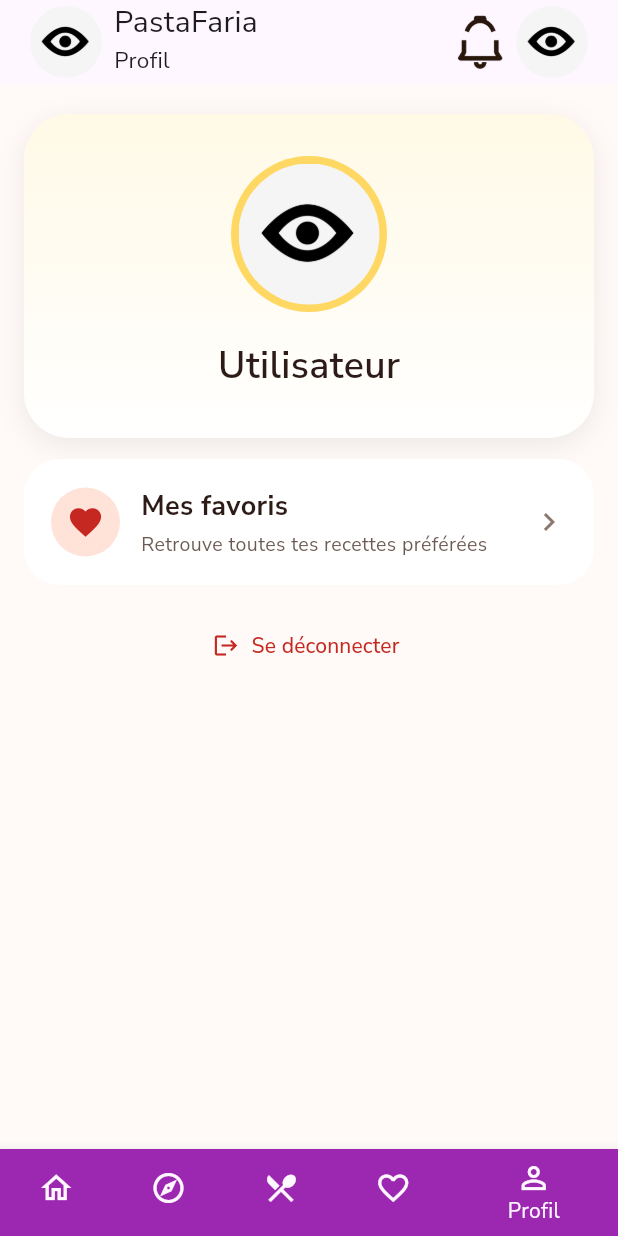
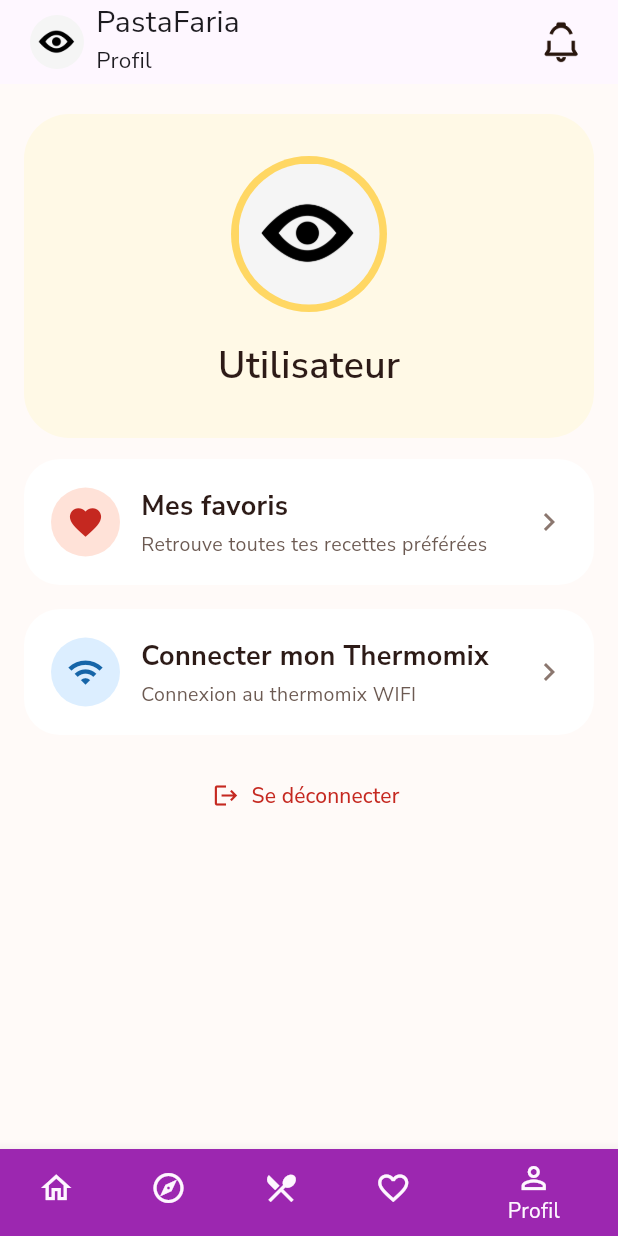
Before and after one commit to ThomasCandille/pastafara, a Flutter app: the ProfileView screen opened by its route, on a phone screen of 412 x 824 dp. Run offline on Flutter 3.47's test engine with Material 3 defaults, Android fonts, the phone set to English and light mode, and no system bars; our stand-ins replace cloud_firestore, dio, firebase_ai, firebase_auth, firebase_core, flutter_riverpod and 3 more; missing offline and left inert: app_settings, firebase_app_check; accounts and stored records are empty; generated files the repository leaves out were written again; network calls fail.

Commit message:
feat: add Wi-Fi settings integration in ProfileView and adjust Appbar image size

```diff
--- a/lib/src/screens/profil_screen.dart
+++ b/lib/src/screens/profil_screen.dart
@@ -1,3 +1,4 @@
+import 'package:app_settings/app_settings.dart';
 import 'package:firebase_auth/firebase_auth.dart';
 import 'package:flutter/material.dart';
 import 'package:flutter_riverpod/flutter_riverpod.dart';
@@ -87,6 +88,19 @@ class _ProfileViewState extends ConsumerState<ProfileView> {
     }
   }
 
+  Future<void> _openWifiSettings() async {
+    try {
+      await AppSettings.openAppSettings(type: AppSettingsType.wifi);
+    } catch (_) {
+      if (!mounted) return;
+      ScaffoldMessenger.of(context).showSnackBar(
+        const SnackBar(
+          content: Text("Impossible d'ouvrir les réglages Wi-Fi."),
+        ),
+      );
+    }
+  }
+
   Widget _buildConnectedProfile(BuildContext context, User user) {
     final email = user.email?.trim().isNotEmpty == true
         ? user.email!.trim()
@@ -104,19 +118,8 @@ class _ProfileViewState extends ConsumerState<ProfileView> {
                 width: double.infinity,
                 padding: const EdgeInsets.fromLTRB(24, 28, 24, 30),
                 decoration: BoxDecoration(
-                  gradient: const LinearGradient(
-                    begin: Alignment.topCenter,
-                    end: Alignment.bottomCenter,
-                    colors: [Color(0xFFFFF9E6), Colors.white],
-                  ),
+                  color: const Color(0xFFFFF9E6),
                   borderRadius: BorderRadius.circular(30),
-                  boxShadow: const [
-                    BoxShadow(
-                      color: Color(0x12000000),
-                      blurRadius: 16,
-                      offset: Offset(0, 5),
-                    ),
-                  ],
                 ),
                 child: Column(
                   children: [
@@ -199,6 +202,57 @@ class _ProfileViewState extends ConsumerState<ProfileView> {
                           Icons.chevron_right,
                           color: Color(0xFF8B776F),
                         ),
+                      ],
+                    ),
+                  ),
+                ),
+              ),
+              const SizedBox(height: 16),
+              Material(
+                color: Colors.white,
+                borderRadius: BorderRadius.circular(24),
+                child: InkWell(
+                  onTap: _openWifiSettings,
+                  borderRadius: BorderRadius.circular(24),
+                  child: const Padding(
+                    padding: EdgeInsets.all(18),
+                    child: Row(
+                      children: [
+                        CircleAvatar(
+                          radius: 23,
+                          backgroundColor: Color(0xFFDCEEFF),
+                          child: Icon(
+                            Icons.wifi,
+                            color: Color(0xFF1665A8),
+                            size: 25,
+                          ),
+                        ),
+                        SizedBox(width: 14),
+                        Expanded(
+                          child: Column(
+                            crossAxisAlignment: CrossAxisAlignment.start,
+                            children: [
+                              Text(
+                                'Connecter mon Thermomix',
+                                style: TextStyle(
+                                  color: Color(0xFF2D1B17),
+                                  fontSize: 18,
+                                  fontWeight: FontWeight.w700,
+                                ),
+                              ),
+                              SizedBox(height: 3),
+                              Text(
+                                'Connexion au thermomix WIFI',
+                                style: TextStyle(
+                                  color: Color(0xFF6C5A52),
+                                  fontSize: 13,
+                                ),
+                              ),
+                            ],
+                          ),
+                        ),
+                        SizedBox(width: 8),
+                        Icon(Icons.chevron_right, color: Color(0xFF8B776F)),
                       ],
                     ),
                   ),
--- a/lib/src/widgets/appbar.dart
+++ b/lib/src/widgets/appbar.dart
@@ -25,8 +25,8 @@ class Appbar extends StatelessWidget {
                 ClipOval(
                   child: Image.asset(
                     profilImagePath,
-                    height: 48.0,
-                    width: 48.0,
+                    height: 36.0,
+                    width: 36.0,
                     fit: BoxFit.cover,
                   ),
                 ),
@@ -44,16 +44,8 @@ class Appbar extends StatelessWidget {
               children: [
                 Image(
                   image: AssetImage("assets/icons/notifications.png"),
-                  height: 48,
-                  width: 48,
-                ),
-                ClipOval(
-                  child: Image.asset(
-                    profilImagePath,
-                    height: 48.0,
-                    width: 48.0,
-                    fit: BoxFit.cover,
-                  ),
+                  height: 36,
+                  width: 36,
                 ),
               ],
             ),
--- a/pubspec.yaml
+++ b/pubspec.yaml
@@ -21,6 +21,7 @@ dependencies:
   isar_community_flutter_libs: 3.3.2
   path_provider: ^2.1.6
   google_fonts: ^8.2.1
+  app_settings: ^9.0.0
 
 dev_dependencies:
   flutter_test:
```
Also changed, not shown: pubspec.lock, 3 other files.
